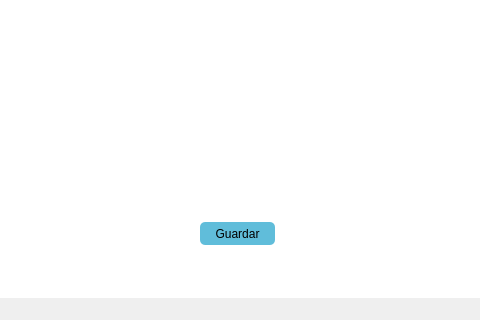
Before: the Qt Designer form ui/diseno_profesor.ui in Cristian23988/ProyectoGrado, drawn with Qt 5; both pictures show x 399 to 879 and y 397 to 717 of the 1176 by 717 pixel window.
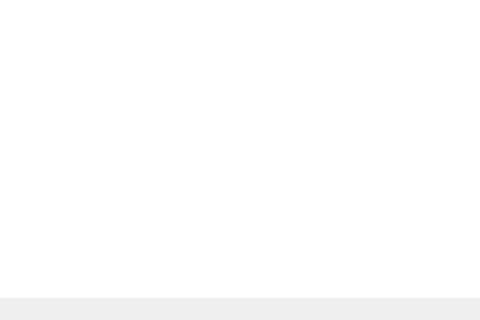
After: the same form once the commit is applied. The open tabs and pages were chosen to show the change. Icons and pictures are not drawn.

Commit message: Error corregido del boton guardar.

The edit to the form file:
```diff
--- a/ui/diseno_profesor.ui
+++ b/ui/diseno_profesor.ui
@@ -1412,19 +1412,6 @@
                <string>Formulario Crear</string>
               </property>
              </widget>
-             <widget class="QPushButton" name="button_form_crear">
-              <property name="geometry">
-               <rect>
-                <x>400</x>
-                <y>600</y>
-                <width>75</width>
-                <height>23</height>
-               </rect>
-              </property>
-              <property name="text">
-               <string>Guardar</string>
-              </property>
-             </widget>
              <widget class="QScrollArea" name="scrollArea_form_crear">
               <property name="geometry">
                <rect>
@@ -1488,6 +1475,22 @@
                <string>Regresar</string>
               </property>
              </widget>
+             <widget class="QFrame" name="frame_button_crear">
+              <property name="geometry">
+               <rect>
+                <x>390</x>
+                <y>590</y>
+                <width>101</width>
+                <height>41</height>
+               </rect>
+              </property>
+              <property name="frameShape">
+               <enum>QFrame::StyledPanel</enum>
+              </property>
+              <property name="frameShadow">
+               <enum>QFrame::Raised</enum>
+              </property>
+             </widget>
             </widget>
            </widget>
           </widget>
```
Left out of the diff: 8 changed lines with no effect on the pictures. The commit also changes 1 other file.
